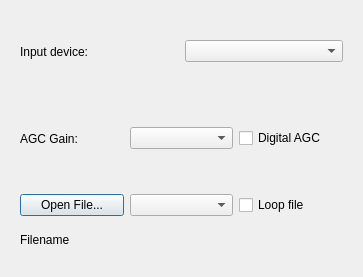
KejPi/AbracaDABra, file gui/setupdialog.ui: the form before one commit.
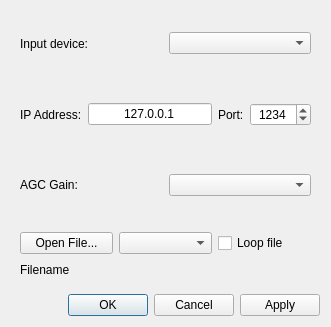
The form after the commit.

Commit message: Redesign of setup dialog to support TCP configuration started - still not working as expected but not crashing at least, backup commit

What changed in the file:
```diff
--- a/gui/setupdialog.ui
+++ b/gui/setupdialog.ui
@@ -6,8 +6,8 @@
    <rect>
     <x>0</x>
     <y>0</y>
-    <width>363</width>
-    <height>277</height>
+    <width>331</width>
+    <height>327</height>
    </rect>
   </property>
   <property name="windowTitle">
@@ -36,6 +36,61 @@
      </layout>
     </widget>
    </item>
+   <item>
+    <widget class="QFrame" name="tcpFrame">
+     <property name="frameShape">
+      <enum>QFrame::NoFrame</enum>
+     </property>
+     <property name="frameShadow">
+      <enum>QFrame::Raised</enum>
+     </property>
+     <layout class="QHBoxLayout" name="horizontalLayout_3">
+      <item>
+       <widget class="QLabel" name="ipAddrLabel">
+        <property name="text">
+         <string>IP Address:</string>
+        </property>
+       </widget>
+      </item>
+      <item>
+       <widget class="QLineEdit" name="ipAddressEdit">
+        <property name="minimumSize">
+         <size>
+          <width>100</width>
+          <height>0</height>
+         </size>
+        </property>
+        <property name="text">
+         <string>127.0.0.1</string>
+        </property>
+        <property name="alignment">
+         <set>Qt::AlignCenter</set>
+        </property>
+       </widget>
+      </item>
+      <item>
+       <widget class="QLabel" name="portLabel">
+        <property name="text">
+         <string>Port:</string>
+        </property>
+       </widget>
+      </item>
+      <item>
+       <widget class="QSpinBox" name="ipPortSpinBox">
+        <property name="alignment">
+         <set>Qt::AlignCenter</set>
+        </property>
+        <property name="maximum">
+         <number>99999</number>
+        </property>
+        <property name="value">
+         <number>1234</number>
+        </property>
+       </widget>
+      </item>
+     </layout>
+    </widget>
+   </item>
    <item>
     <widget class="QFrame" name="rtlsdrFrame">
      <property name="frameShape">
@@ -55,13 +110,6 @@
       <item>
        <widget class="QComboBox" name="gainCombo"/>
       </item>
-      <item>
-       <widget class="QCheckBox" name="dagcCheckBox">
-        <property name="text">
-         <string>Digital AGC</string>
-        </property>
-       </widget>
-      </item>
      </layout>
     </widget>
    </item>
@@ -107,6 +155,13 @@
      </layout>
     </widget>
    </item>
+   <item>
+    <widget class="QDialogButtonBox" name="buttonBox">
+     <property name="standardButtons">
+      <set>QDialogButtonBox::Apply|QDialogButtonBox::Cancel|QDialogButtonBox::Ok</set>
+     </property>
+    </widget>
+   </item>
   </layout>
  </widget>
  <resources/>
```
Left out of the diff: 14 changed lines with no effect on the pictures. The commit also changes 4 other files.
